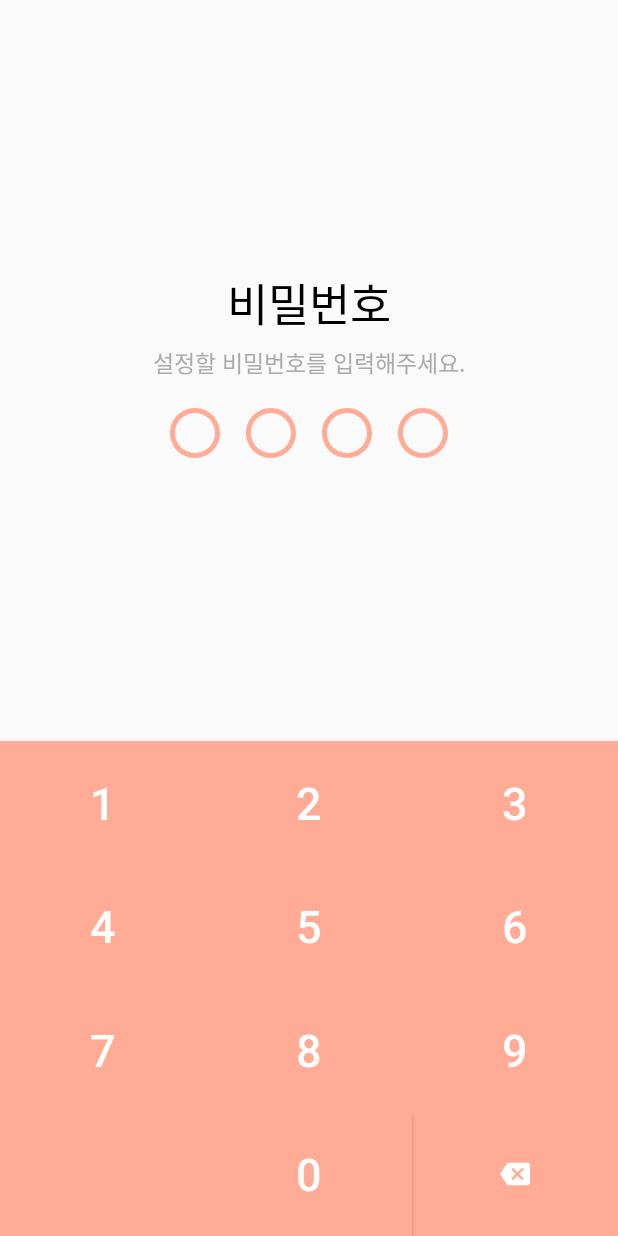
After one commit to feel-coding/OurDiary, an Android app: the PasswordSettingActivity screen opened directly, with no data from a screen before it, on a phone screen of 412 x 824 dp. The commit adds this screen. Run offline under Robolectric (Android 15) with nearby library versions, the phone set to English and light mode, and no system bars.

Commit message:
비밀번호 설정 액티비티 추가

```diff
--- a/app/build.gradle
+++ b/app/build.gradle
@@ -27,6 +27,7 @@ dependencies {
     implementation fileTree(dir: 'libs', include: ['*.jar'])
     implementation 'androidx.appcompat:appcompat:1.1.0'
     implementation 'androidx.constraintlayout:constraintlayout:1.1.3'
+    implementation 'androidx.preference:preference:1.1.1'
     testImplementation 'junit:junit:4.12'
     androidTestImplementation 'androidx.test:runner:1.2.0'
     androidTestImplementation 'androidx.test.espresso:espresso-core:3.2.0'
--- a/app/src/main/AndroidManifest.xml
+++ b/app/src/main/AndroidManifest.xml
@@ -9,6 +9,10 @@
         android:roundIcon="@mipmap/ic_launcher_round"
         android:supportsRtl="true"
         android:theme="@style/Theme.AppCompat.Light.NoActionBar">
+        <activity android:name=".PasswordSettingActivity"></activity>
+        <activity
+            android:name=".mypage.LockActivity"
+            android:label="@string/title_activity_lock" />
         <activity android:name=".main.MainActivity">
             <intent-filter>
                 <action android:name="android.intent.action.MAIN" />
--- a/app/src/main/java/sungshin/project/ourdiaryapplication/main/MainActivity.java
+++ b/app/src/main/java/sungshin/project/ourdiaryapplication/main/MainActivity.java
@@ -1,5 +1,6 @@
 package sungshin.project.ourdiaryapplication.main;
 
+import android.content.Intent;
 import android.os.Bundle;
 import android.view.MenuItem;
 
@@ -9,8 +10,10 @@ import androidx.viewpager2.widget.ViewPager2;
 
 import com.google.android.material.bottomnavigation.BottomNavigationView;
 
+import sungshin.project.ourdiaryapplication.PasswordSettingActivity;
 import sungshin.project.ourdiaryapplication.R;
 import sungshin.project.ourdiaryapplication.main.adapter.MainViewPagerAdapter;
+import sungshin.project.ourdiaryapplication.mypage.LockActivity;
 
 @SuppressWarnings("deprecation")
 public class MainActivity extends AppCompatActivity {
@@ -25,7 +28,6 @@ public class MainActivity extends AppCompatActivity {
     public void onCreate(Bundle savedInstanceState) {
         super.onCreate(savedInstanceState);
         setContentView(R.layout.activity_main);
-
 
         mainViewPagerAdapter = new MainViewPagerAdapter(this, 4);
         mainViewPager = findViewById(R.id.main_viewpager);
--- /dev/null
+++ b/app/src/main/res/drawable/backspace_white.xml
@@ -0,0 +1,5 @@
+<vector android:height="24dp" android:tint="#FFFFFF"
+    android:viewportHeight="24.0" android:viewportWidth="24.0"
+    android:width="24dp" xmlns:android="http://schemas.android.com/apk/res/android">
+    <path android:fillColor="#FF000000" android:pathData="M22,3L7,3c-0.69,0 -1.23,0.35 -1.59,0.88L0,12l5.41,8.11c0.36,0.53 0.9,0.89 1.59,0.89h15c1.1,0 2,-0.9 2,-2L24,5c0,-1.1 -0.9,-2 -2,-2zM19,15.59L17.59,17 14,13.41 10.41,17 9,15.59 12.59,12 9,8.41 10.41,7 14,10.59 17.59,7 19,8.41 15.41,12 19,15.59z"/>
+</vector>
--- /dev/null
+++ b/app/src/main/res/drawable/full_round.xml
@@ -0,0 +1,5 @@
+<vector android:height="24dp" android:tint="#ffab96"
+    android:viewportHeight="24.0" android:viewportWidth="24.0"
+    android:width="24dp" xmlns:android="http://schemas.android.com/apk/res/android">
+    <path android:fillColor="#FF000000" android:pathData="M12,12m-10,0a10,10 0,1 1,20 0a10,10 0,1 1,-20 0"/>
+</vector>
--- /dev/null
+++ b/app/src/main/res/drawable/radio_button_unchecked.xml
@@ -0,0 +1,5 @@
+<vector android:height="24dp" android:tint="#ffab96"
+    android:viewportHeight="24.0" android:viewportWidth="24.0"
+    android:width="24dp" xmlns:android="http://schemas.android.com/apk/res/android">
+    <path android:fillColor="#FF000000" android:pathData="M12,2C6.48,2 2,6.48 2,12s4.48,10 10,10 10,-4.48 10,-10S17.52,2 12,2zM12,20c-4.42,0 -8,-3.58 -8,-8s3.58,-8 8,-8 8,3.58 8,8 -3.58,8 -8,8z"/>
+</vector>
--- a/app/src/main/res/layout/activity_main.xml
+++ b/app/src/main/res/layout/activity_main.xml
@@ -3,7 +3,8 @@
     xmlns:tools="http://schemas.android.com/tools"
     android:id="@+id/ContraintLayout"
     android:layout_width="match_parent"
-    android:layout_height="match_parent">
+    android:layout_height="match_parent"
+    tools:context=".main.MainActivity">
 
 
     <androidx.viewpager2.widget.ViewPager2
--- /dev/null
+++ b/app/src/main/res/layout/activity_password_setting.xml
@@ -0,0 +1,207 @@
+<?xml version="1.0" encoding="utf-8"?>
+<LinearLayout xmlns:android="http://schemas.android.com/apk/res/android"
+    xmlns:tools="http://schemas.android.com/tools"
+    android:layout_width="match_parent"
+    android:orientation="vertical"
+    android:layout_height="match_parent"
+    tools:context=".PasswordSettingActivity">
+    <LinearLayout
+        android:layout_weight="1.5"
+        android:layout_width="match_parent"
+        android:gravity="center"
+        android:orientation="vertical"
+        android:layout_height="0dp">
+        <TextView
+            android:layout_width="wrap_content"
+            android:text="비밀번호"
+            android:textColor="#000000"
+            android:textSize="30sp"
+            android:layout_height="wrap_content" />
+        <TextView
+            android:layout_marginTop="5dp"
+            android:layout_width="wrap_content"
+            android:text="설정할 비밀번호를 입력해주세요."
+            android:textColor="#aaaaaa"
+            android:textSize="15sp"
+            android:layout_height="wrap_content" />
+        <LinearLayout
+            android:layout_marginTop="10dp"
+            android:layout_width="wrap_content"
+            android:layout_height="wrap_content">
+
+            <Button
+                android:layout_width="40dp"
+                android:layout_margin="5dp"
+                android:id="@+id/first"
+                android:layout_height="40dp"
+                android:background="@drawable/radio_button_unchecked" />
+            <Button
+                android:layout_width="40dp"
+                android:id="@+id/second"
+                android:layout_margin="5dp"
+                android:layout_height="40dp"
+                android:background="@drawable/radio_button_unchecked" />
+            <Button
+                android:layout_width="40dp"
+                android:layout_margin="5dp"
+                android:id="@+id/third"
+                android:layout_height="40dp"
+                android:background="@drawable/radio_button_unchecked" />
+            <Button
+                android:layout_width="40dp"
+                android:id="@+id/fourth"
+                android:layout_margin="5dp"
+                android:layout_height="40dp"
+                android:background="@drawable/radio_button_unchecked" />
+
+        </LinearLayout>
+    </LinearLayout>
+    <LinearLayout
+        android:layout_weight="1"
+        android:layout_width="match_parent"
+        android:orientation="vertical"
+        android:layout_height="0dp">
+        <LinearLayout
+            android:layout_weight="1"
+            android:layout_width="match_parent"
+            android:layout_height="0dp">
+            <Button
+                android:layout_weight="1"
+                android:layout_width="0dp"
+                android:text="1"
+                android:textSize="30sp"
+                android:id="@+id/dial_one"
+                android:onClick="dialClick"
+                android:textColor="@color/white"
+                android:background="@color/colorPrimary"
+                android:layout_height="match_parent" />
+            <Button
+                android:layout_weight="1"
+                android:text="2"
+                android:id="@+id/dial_two"
+                android:textSize="30sp"
+                android:onClick="dialClick"
+                android:textColor="@color/white"
+                android:background="@color/colorPrimary"
+                android:layout_width="0dp"
+                android:layout_height="match_parent" />
+            <Button
+                android:layout_weight="1"
+                android:text="3"
+                android:onClick="dialClick"
+                android:textSize="30sp"
+                android:id="@+id/dial_three"
+                android:textColor="@color/white"
+                android:background="@color/colorPrimary"
+                android:layout_width="0dp"
+                android:layout_height="match_parent" />
+        </LinearLayout>
+        <LinearLayout
+            android:layout_weight="1"
+            android:layout_width="match_parent"
+            android:layout_height="0dp">
+            <Button
+                android:layout_weight="1"
+                android:layout_width="0dp"
+                android:text="4"
+                android:id="@+id/dial_four"
+                android:textSize="30sp"
+                android:onClick="dialClick"
+                android:textColor="@color/white"
+                android:background="@color/colorPrimary"
+                android:layout_height="match_parent" />
+            <Button
+                android:layout_weight="1"
+                android:text="5"
+                android:textSize="30sp"
+                android:textColor="@color/white"
+                android:onClick="dialClick"
+                android:id="@+id/dial_five"
+                android:background="@color/colorPrimary"
+                android:layout_width="0dp"
+                android:layout_height="match_parent" />
+            <Button
+                android:layout_weight="1"
+                android:text="6"
+                android:onClick="dialClick"
+                android:textSize="30sp"
+                android:id="@+id/dial_six"
+                android:textColor="@color/white"
+                android:background="@color/colorPrimary"
+                android:layout_width="0dp"
+                android:layout_height="match_parent" />
+        </LinearLayout>
+        <LinearLayout
+            android:layout_weight="1"
+            android:text=""
+            android:textSize="30sp"
+            android:textColor="@color/white"
+            android:layout_width="match_parent"
+            android:layout_height="0dp">
+            <Button
+                android:layout_weight="1"
+                android:text="7"
+                android:textSize="30sp"
+                android:textColor="@color/white"
+                android:onClick="dialClick"
+                android:id="@+id/dial_seven"
+                android:layout_width="0dp"
+                android:background="@color/colorPrimary"
+                android:layout_height="match_parent" />
+            <Button
+                android:layout_weight="1"
+                android:text="8"
+                android:textSize="30sp"
+                android:id="@+id/dial_eight"
+                android:onClick="dialClick"
+                android:textColor="@color/white"
+                android:background="@color/colorPrimary"
+                android:layout_width="0dp"
+                android:layout_height="match_parent" />
+            <Button
+                android:layout_weight="1"
+                android:text="9"
+                android:textSize="30sp"
+                android:textColor="@color/white"
+                android:onClick="dialClick"
+                android:id="@+id/dial_nine"
+                android:layout_width="0dp"
+                android:background="@color/colorPrimary"
+                android:layout_height="match_parent" />
+        </LinearLayout>
+        <LinearLayout
+            android:layout_weight="1"
+            android:layout_width="match_parent"
+            android:layout_height="0dp">
+            <Button
+                android:layout_weight="1"
+                android:background="@color/colorPrimary"
+                android:layout_width="0dp"
+                android:clickable="false"
+                android:layout_height="match_parent" />
+            <Button
+                android:layout_weight="1"
+                android:text="0"
+                android:textSize="30sp"
+                android:textColor="@color/white"
+                android:id="@+id/dial_zero"
+                android:onClick="dialClick"
+                android:layout_width="0dp"
+                android:background="@color/colorPrimary"
+                android:layout_height="match_parent" />
+            <LinearLayout
+                android:layout_weight="1"
+                android:background="@color/colorPrimary"
+                android:layout_width="0dp"
+                android:gravity="center"
+                android:layout_height="match_parent">
+                <Button
+                    android:background="@drawable/backspace_white"
+                    android:layout_width="20dp"
+                    android:id="@+id/dial_backspace"
+                    android:onClick="dialClick"
+                    android:layout_height="20dp" />
+            </LinearLayout>
+        </LinearLayout>
+    </LinearLayout>
+</LinearLayout>
--- a/app/src/main/res/values/colors.xml
+++ b/app/src/main/res/values/colors.xml
@@ -1,9 +1,12 @@
 <?xml version="1.0" encoding="utf-8"?>
 <resources>
-    <color name="colorPrimary">#008577</color>
-    <color name="colorPrimaryDark">#00574B</color>
+    <color name="colorPrimary">#ffab96</color>
+    <color name="colorPrimaryDark">#ff957a</color>
     <color name="colorAccent">#D81B60</color>
     <color name="colorWhite">#FFFFFF</color>
+    <color name="white">#FFFFFF</color>
+    <color name="gray">#b8b6b2</color>
+    <color name="black">#000000</color>
     <color name="colorDark">#333333</color>
     <color name="colorLightGray">#CCCCCC</color>
 </resources>
```
Also changed, not shown: app/src/main/java/sungshin/project/ourdiaryapplication/PasswordSettingActivity.java (added, +182 -0 lines), app/src/main/java/sungshin/project/ourdiaryapplication/mypage/LockActivity.java (added, +34 -0 lines), app/src/main/res/layout/settings_activity.xml (added, +9 -0 lines), app/src/main/res/values/arrays.xml (added, +12 -0 lines), app/src/main/res/values/strings.xml (+16 -0 lines), app/src/main/res/xml/root_preferences.xml (added, +33 -0 lines).
